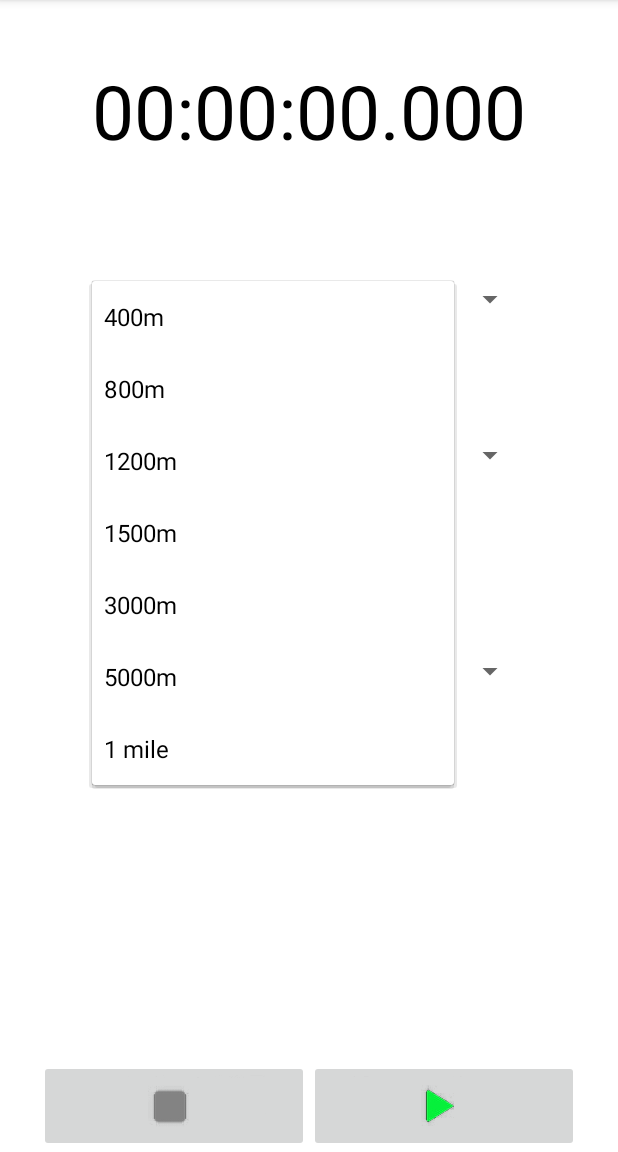
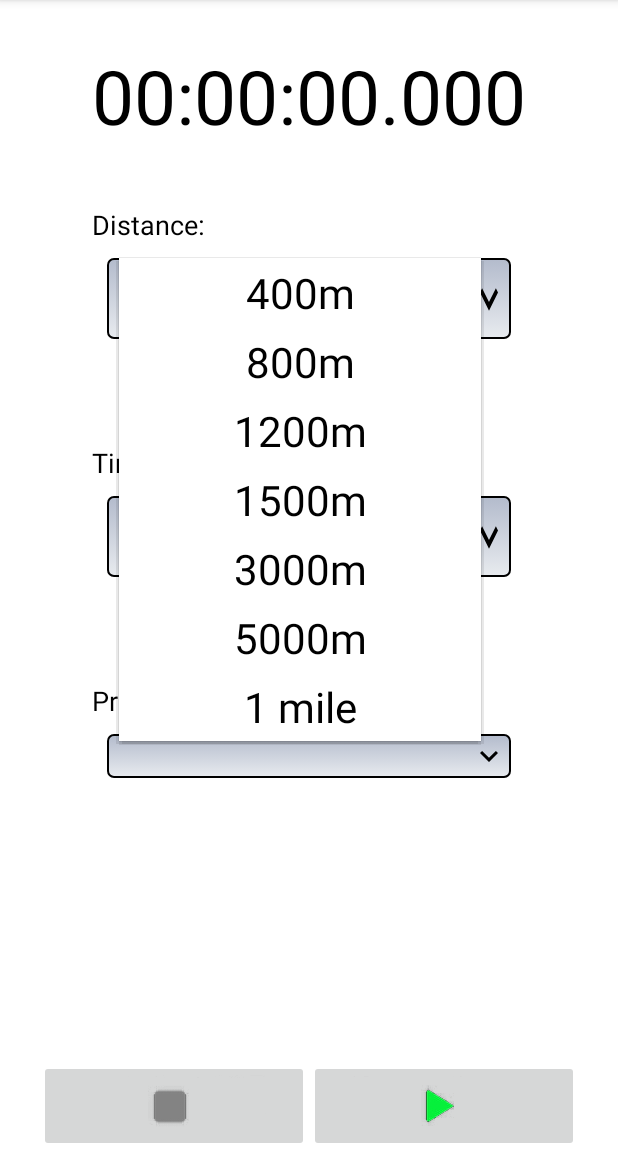
Before and after one commit to fig7/TrackPacer, an Android app: the screen it shows after launch (MainActivity), after a tap on "400m", on a phone screen of 412 x 824 dp, the part 84-1236 px from its top. Run offline under Robolectric (Android 15) with nearby library versions, the phone set to English and light mode, and no system bars.

Commit message:
Make it look a bit better.

```diff
--- a/app/src/main/java/com/fig7/trackpacer/MainActivity.kt
+++ b/app/src/main/java/com/fig7/trackpacer/MainActivity.kt
@@ -66,15 +66,15 @@ class MainActivity : AppCompatActivity(), AdapterView.OnItemSelectedListener {
         val distanceArray: Array<String> = Array(distanceAndTimeArray.size) { distanceAndTimeArray[it].split("+")[0] }
 
         val spinner1 = findViewById<Spinner>(R.id.spinner_distance)
-        val spinner1Adapter = ArrayAdapter(this, android.R.layout.simple_spinner_item, distanceArray)
-        spinner1Adapter.setDropDownViewResource(android.R.layout.simple_spinner_dropdown_item)
+        val spinner1Adapter = ArrayAdapter(this, R.layout.spinner_item, distanceArray)
+        spinner1Adapter.setDropDownViewResource(R.layout.spinner_dropdown_item)
         spinner1.adapter = spinner1Adapter
         spinner1.onItemSelectedListener = this
 
         val spinner2 = findViewById<Spinner>(R.id.spinner_time)
         val timeArray: Array<String> = distanceAndTimeArray[0].split("+")[1].split(",").toTypedArray()
-        val spinner2Adapter = ArrayAdapter(this, android.R.layout.simple_spinner_item, timeArray)
-        spinner2Adapter.setDropDownViewResource(android.R.layout.simple_spinner_dropdown_item)
+        val spinner2Adapter = ArrayAdapter(this, R.layout.spinner_item, timeArray)
+        spinner2Adapter.setDropDownViewResource(R.layout.spinner_dropdown_item)
         spinner2.adapter = spinner2Adapter
 
         timerView = findViewById(R.id.text_time)
@@ -98,8 +98,8 @@ class MainActivity : AppCompatActivity(), AdapterView.OnItemSelectedListener {
     override fun onItemSelected(parent: AdapterView<*>, view: View?, pos: Int, id: Long) {
         val timeArray: Array<String> = distanceAndTimeArray[pos].split("+")[1].split(",").toTypedArray()
         val spinner2 = findViewById<Spinner>(R.id.spinner_time)
-        val spinner2Adapter = ArrayAdapter(this, android.R.layout.simple_spinner_item, timeArray)
-        spinner2Adapter.setDropDownViewResource(android.R.layout.simple_spinner_dropdown_item)
+        val spinner2Adapter = ArrayAdapter(this, R.layout.spinner_item, timeArray)
+        spinner2Adapter.setDropDownViewResource(R.layout.spinner_dropdown_item)
         spinner2.adapter = spinner2Adapter
     }
 
--- /dev/null
+++ b/app/src/main/res/drawable/baseline_expand_more_24.xml
@@ -0,0 +1,5 @@
+<vector android:height="24dp" android:tint="#000000"
+    android:viewportHeight="24" android:viewportWidth="24"
+    android:width="24dp" xmlns:android="http://schemas.android.com/apk/res/android">
+    <path android:fillColor="@android:color/white" android:pathData="M16.59,8.59L12,13.17 7.41,8.59 6,10l6,6 6,-6z"/>
+</vector>
--- /dev/null
+++ b/app/src/main/res/drawable/gradient_spinner.xml
@@ -0,0 +1,17 @@
+<?xml version="1.0" encoding="utf-8"?>
+
+<selector xmlns:android="http://schemas.android.com/apk/res/android">
+  <item><layer-list>
+    <item><shape>
+      <gradient android:angle="90" android:endColor="#B3BBCC" android:startColor="#E8EBEF" android:type="linear" />
+
+      <stroke android:width="1dp" android:color="#000000" />
+
+      <corners android:radius="4dp" />
+
+      <padding android:bottom="3dp" android:left="3dp" android:right="3dp" android:top="3dp" />
+    </shape></item>
+    <item android:gravity="right" android:drawable="@drawable/baseline_expand_more_24">
+    </item>
+  </layer-list></item>
+</selector>
--- a/app/src/main/res/layout/activity_main.xml
+++ b/app/src/main/res/layout/activity_main.xml
@@ -18,7 +18,7 @@
 
     <Space
       android:layout_width="match_parent"
-      android:layout_height="40dp" />
+      android:layout_height="30dp" />
 
     <TextView
       android:id="@+id/text_time"
@@ -31,30 +31,57 @@
 
     <Space
       android:layout_width="match_parent"
-      android:layout_height="80dp" />
+      android:layout_height="40dp" />
+
+    <TextView
+      android:layout_width="match_parent"
+      android:layout_height="wrap_content"
+      android:gravity="start"
+      android:textColor="@color/black"
+      android:textSize="18sp"
+      android:text="@string/label_distance"/>
 
     <Spinner
       android:id="@+id/spinner_distance"
       android:layout_width="match_parent"
-      android:layout_height="wrap_content" />
+      android:layout_height="wrap_content"
+      style="@style/spinner_style"/>
 
     <Space
       android:layout_width="match_parent"
-      android:layout_height="80dp" />
+      android:layout_height="60dp" />
+
+    <TextView
+      android:layout_width="match_parent"
+      android:layout_height="wrap_content"
+      android:gravity="start"
+      android:textColor="@color/black"
+      android:textSize="18sp"
+      android:text="@string/label_time"/>
 
     <Spinner
       android:id="@+id/spinner_time"
       android:layout_width="match_parent"
-      android:layout_height="wrap_content" />
+      android:layout_height="wrap_content"
+      style="@style/spinner_style"/>
 
     <Space
       android:layout_width="match_parent"
-      android:layout_height="120dp" />
+      android:layout_height="60dp" />
+
+    <TextView
+      android:layout_width="match_parent"
+      android:layout_height="wrap_content"
+      android:gravity="start"
+      android:textColor="@color/black"
+      android:textSize="18sp"
+      android:text="@string/label_profile"/>
 
     <Spinner
       android:id="@+id/spinner_profile"
       android:layout_width="match_parent"
-      android:layout_height="wrap_content" />
+      android:layout_height="wrap_content"
+      style="@style/spinner_style"/>
   </LinearLayout>
 
   <LinearLayout
--- /dev/null
+++ b/app/src/main/res/layout/spinner_dropdown_item.xml
@@ -0,0 +1,9 @@
+<?xml version="1.0" encoding="utf-8"?>
+
+<TextView xmlns:android="http://schemas.android.com/apk/res/android"
+  android:layout_width="match_parent"
+  android:layout_height="wrap_content"
+  android:textSize="28sp"
+  android:textColor="@color/black"
+  android:gravity="center"
+  android:paddingVertical="4dp"/>
--- /dev/null
+++ b/app/src/main/res/layout/spinner_item.xml
@@ -0,0 +1,8 @@
+<?xml version="1.0" encoding="utf-8"?>
+
+<TextView xmlns:android="http://schemas.android.com/apk/res/android"
+  android:layout_width="match_parent"
+  android:layout_height="wrap_content"
+  android:textSize="32sp"
+  android:textColor="@color/black"
+  android:gravity="center"/>
--- a/app/src/main/res/values/strings.xml
+++ b/app/src/main/res/values/strings.xml
@@ -2,4 +2,7 @@
   <string name="app_name">TrackPacer</string>
   <string name="app_pacing">Run pacing in progress…</string>
   <string name="base_time">%1$s:%2$s:%3$s.%4$s</string>
+  <string name="label_distance">Distance:</string>
+  <string name="label_time">Time:</string>
+  <string name="label_profile">Profile:</string>
 </resources>
--- a/app/src/main/res/values/themes.xml
+++ b/app/src/main/res/values/themes.xml
@@ -13,4 +13,16 @@
     <item name="android:statusBarColor">?attr/colorPrimaryVariant</item>
     <!-- Customize your theme here. -->
   </style>
+
+  <style name="spinner_style">
+    <item name="android:layout_width">match_parent</item>
+    <item name="android:layout_height">wrap_content</item>
+    <item name="android:background">@drawable/gradient_spinner</item>
+    <item name="android:layout_margin">10dp</item>
+    <item name="android:paddingLeft">8dp</item>
+    <item name="android:paddingRight">20dp</item>
+    <item name="android:paddingTop">5dp</item>
+    <item name="android:paddingBottom">5dp</item>
+    <item name="android:popupBackground">#FFFFFF</item>
+  </style>
 </resources>
```
